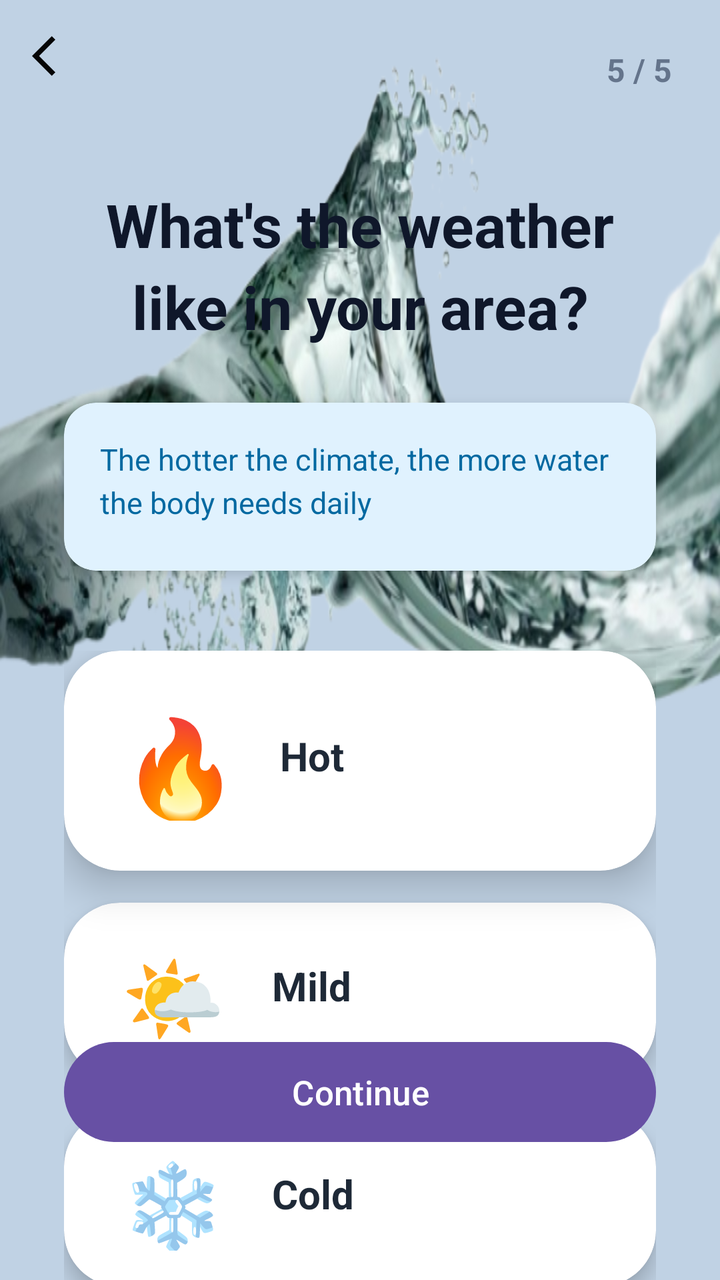
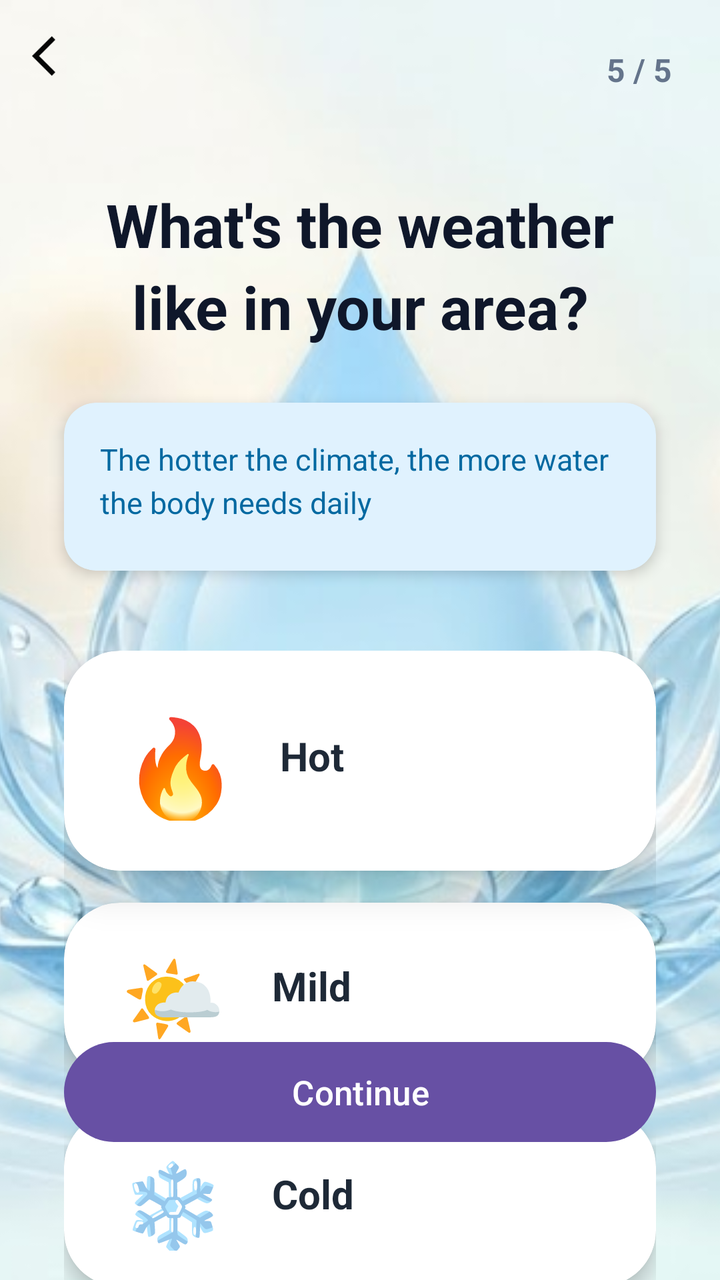

Screens rendered from an Android XML layout before and after an edit, with the pre-edit source and the edit as a unified diff.
<!-- AndroidManifest.xml: application theme Theme.WaterReminder -->
<!-- res/layout/activity_weather_selection.xml -->
<?xml version="1.0" encoding="utf-8"?>
<androidx.constraintlayout.widget.ConstraintLayout xmlns:android="http://schemas.android.com/apk/res/android"
    xmlns:app="http://schemas.android.com/apk/res-auto"
    android:layout_width="match_parent"
    android:layout_height="match_parent"
    xmlns:tools="http://schemas.android.com/tools"
    android:background="#C0D2E4">

    <ImageView
        android:layout_width="wrap_content"
        android:layout_height="0dp"
        android:background="@drawable/bgwater"
        tools:ignore="MissingConstraints"
        tools:layout_editor_absoluteX="0dp"
        tools:layout_editor_absoluteY="290dp" />

    
    <ImageView
        android:id="@+id/btn_back"
        android:layout_width="wrap_content"
        android:layout_height="wrap_content"
        android:src="@drawable/baseline_arrow_back_ios_24"
        android:padding="16dp"
        app:layout_constraintTop_toTopOf="parent"
        app:layout_constraintStart_toStartOf="parent" />

    <TextView
        android:id="@+id/tv_step"
        android:layout_width="wrap_content"
        android:layout_height="wrap_content"
        android:text="5 / 5"
        android:textSize="16sp"
        android:textColor="#64748B"
        android:textStyle="bold"
        app:layout_constraintTop_toTopOf="parent"
        app:layout_constraintEnd_toEndOf="parent"
        android:layout_marginTop="24dp"
        android:layout_marginEnd="24dp" />

    
    <TextView
        android:id="@+id/tv_title"
        android:layout_width="0dp"
        android:layout_height="wrap_content"
        android:text="What's the weather like in your area?"
        android:textSize="30sp"
        android:textColor="#0F172A"
        android:textStyle="bold"
        android:gravity="center"
        android:lineSpacingExtra="6dp"
        app:layout_constraintTop_toBottomOf="@id/btn_back"
        app:layout_constraintStart_toStartOf="parent"
        app:layout_constraintEnd_toEndOf="parent"
        android:layout_marginTop="36dp"
        android:layout_marginHorizontal="32dp" />

    
    <androidx.cardview.widget.CardView
        android:id="@+id/info_card"
        android:layout_width="0dp"
        android:layout_height="wrap_content"
        app:cardCornerRadius="16dp"
        app:cardElevation="4dp"
        app:cardBackgroundColor="#E0F2FE"
        android:layout_marginHorizontal="32dp"
        app:layout_constraintTop_toBottomOf="@id/tv_title"
        app:layout_constraintStart_toStartOf="parent"
        app:layout_constraintEnd_toEndOf="parent"
        android:layout_marginTop="28dp">

        <LinearLayout
            android:layout_width="match_parent"
            android:layout_height="wrap_content"
            android:orientation="horizontal"
            android:padding="18dp"
            android:gravity="center_vertical">

            <TextView
                android:layout_width="0dp"
                android:layout_weight="5"
                android:layout_height="48dp"
                android:text="The hotter the climate, the more water the body needs daily"
                android:textSize="15sp"
                android:textColor="#0369A1"
                android:lineSpacingExtra="4dp" />

        </LinearLayout>
    </androidx.cardview.widget.CardView>

    
    <LinearLayout
        android:layout_width="0dp"
        android:layout_height="wrap_content"
        android:orientation="vertical"
        app:layout_constraintTop_toBottomOf="@id/info_card"
        app:layout_constraintStart_toStartOf="parent"
        app:layout_constraintEnd_toEndOf="parent"
        android:layout_marginTop="40dp"
        android:layout_marginHorizontal="32dp">

        
        <androidx.cardview.widget.CardView
            android:id="@+id/temptHot"
            android:layout_width="match_parent"
            android:layout_height="110dp"
            app:cardCornerRadius="28dp"
            app:cardElevation="12dp"
            app:cardBackgroundColor="#FFFFFF"
            android:layout_marginBottom="16dp">

            <LinearLayout
                android:layout_width="match_parent"
                android:layout_height="match_parent"
                android:orientation="horizontal"
                android:gravity="center_vertical"
                android:paddingHorizontal="28dp">

                <TextView
                    android:layout_width="60dp"
                    android:layout_height="60dp"
                    android:text="🔥"
                    android:textSize="48sp"
                    android:gravity="center" />

                <TextView
                    android:layout_width="0dp"
                    android:layout_height="32dp"
                    android:layout_weight="1"
                    android:text="Hot"
                    android:textSize="20sp"
                    android:textColor="#1E2937"
                    android:textStyle="bold"
                    android:layout_marginStart="20dp" />

            </LinearLayout>
        </androidx.cardview.widget.CardView>

        
        <androidx.cardview.widget.CardView
            android:id="@+id/temptMild"
            android:layout_width="match_parent"
            android:layout_height="88dp"
            app:cardCornerRadius="28dp"
            app:cardElevation="6dp"
            app:cardBackgroundColor="#FFFFFF"
            android:layout_marginBottom="16dp">

            <LinearLayout
                android:layout_width="match_parent"
                android:layout_height="match_parent"
                android:orientation="horizontal"
                android:gravity="center_vertical"
                android:paddingHorizontal="28dp">

                <TextView
                    android:layout_width="52dp"
                    android:layout_height="52dp"
                    android:text="🌤️"
                    android:textSize="42sp"
                    android:gravity="center" />

                <TextView
                    android:layout_width="0dp"
                    android:layout_height="32dp"
                    android:layout_weight="1"
                    android:text="Mild"
                    android:textSize="20sp"
                    android:textColor="#1E2937"
                    android:textStyle="bold"
                    android:layout_marginStart="24dp" />

            </LinearLayout>
        </androidx.cardview.widget.CardView>

        
        <androidx.cardview.widget.CardView
            android:id="@+id/temptCold"
            android:layout_width="match_parent"
            android:layout_height="88dp"
            app:cardCornerRadius="28dp"
            app:cardElevation="6dp"
            app:cardBackgroundColor="#FFFFFF">

            <LinearLayout
                android:layout_width="match_parent"
                android:layout_height="match_parent"
                android:orientation="horizontal"
                android:gravity="center_vertical"
                android:paddingHorizontal="28dp">

                <TextView
                    android:layout_width="52dp"
                    android:layout_height="52dp"
                    android:text="❄️"
                    android:textSize="42sp"
                    android:gravity="center" />

                <TextView
                    android:layout_width="0dp"
                    android:layout_height="32dp"
                    android:layout_weight="1"
                    android:text="Cold"
                    android:textSize="20sp"
                    android:textColor="#1E2937"
                    android:textStyle="bold"
                    android:layout_marginStart="24dp" />

            </LinearLayout>
        </androidx.cardview.widget.CardView>

    </LinearLayout>

    
    <com.google.android.material.button.MaterialButton
        android:id="@+id/btn_next"
        android:layout_width="0dp"
        android:layout_height="58dp"
        android:text="Continue"
        android:textSize="17sp"
        app:cornerRadius="30dp"
        app:layout_constraintBottom_toBottomOf="parent"
        app:layout_constraintStart_toStartOf="parent"
        app:layout_constraintEnd_toEndOf="parent"
        android:layout_marginHorizontal="32dp"
        android:layout_marginBottom="65dp" />

</androidx.constraintlayout.widget.ConstraintLayout>
<!-- resources referenced by this layout -->
<resources>
  <!-- drawable baseline_arrow_back_ios_24 (drawable) -->
  <vector xmlns:android="http://schemas.android.com/apk/res/android" android:autoMirrored="true" android:height="24dp" android:tint="#050505" android:viewportHeight="24" android:viewportWidth="24" android:width="24dp">
        
      <path android:fillColor="@android:color/white" android:pathData="M11.67,3.87L9.9,2.1 0,12l9.9,9.9 1.77,-1.77L3.54,12z"/>
      
  </vector>
  <!-- drawable bgwater: png bitmap (drawable, 358820 bytes) -->
  <style name="Theme.WaterReminder" parent="Base.Theme.WaterReminder" />
  <style name="Base.Theme.WaterReminder" parent="Theme.Material3.DayNight.NoActionBar">
          
          
      </style>
</resources>

<!-- the commit's change to res/layout/activity_weather_selection.xml (unified diff, before → after) -->
@@ -7,13 +7,15 @@
     android:background="#C0D2E4">
 
     <ImageView
-        android:layout_width="wrap_content"
+        android:layout_width="0dp"
         android:layout_height="0dp"
-        android:background="@drawable/bgwater"
+        android:src="@drawable/bgwater"
+        android:scaleType="centerCrop"
         tools:ignore="MissingConstraints"
-        tools:layout_editor_absoluteX="0dp"
-        tools:layout_editor_absoluteY="290dp" />
-
+        app:layout_constraintTop_toTopOf="parent"
+        app:layout_constraintBottom_toBottomOf="parent"
+        app:layout_constraintStart_toStartOf="parent"
+        app:layout_constraintEnd_toEndOf="parent" />
     
     <ImageView
         android:id="@+id/btn_back"
<!-- resource entries referenced after the edit -->
@@ -6,7 +6,7 @@
       <path android:fillColor="@android:color/white" android:pathData="M11.67,3.87L9.9,2.1 0,12l9.9,9.9 1.77,-1.77L3.54,12z"/>
       
   </vector>
-  <!-- drawable bgwater: png bitmap (drawable, 358820 bytes) -->
+  <!-- drawable bgwater: png bitmap (drawable, 424858 bytes) -->
   <style name="Theme.WaterReminder" parent="Base.Theme.WaterReminder" />
   <style name="Base.Theme.WaterReminder" parent="Theme.Material3.DayNight.NoActionBar">
           
